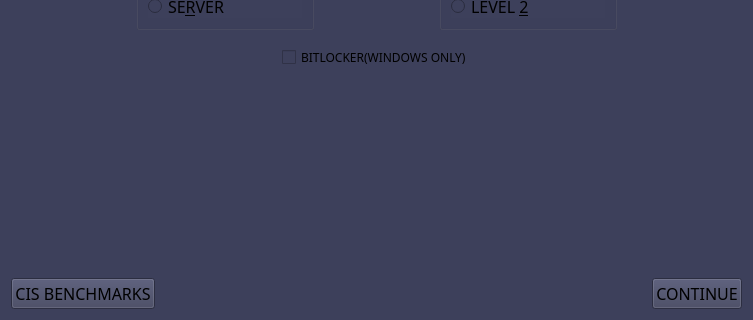
This is new_audit_page.ui in h4636oh/EasyAudit_QT as Qt 5 draws it before an edit; both pictures show x 0 to 753 and y 343 to 663 of the 753 by 663 pixel window. The edited form follows.
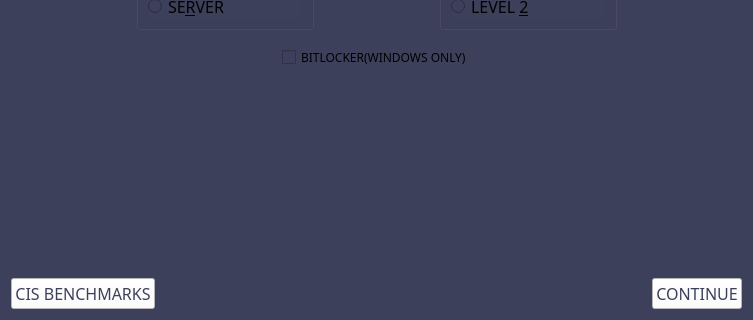
This is the edited form.

```diff
--- a/new_audit_page.ui
+++ b/new_audit_page.ui
@@ -361,7 +361,7 @@
       <widget class="QPushButton" name="cis_benchmark_btn">
        <property name="font">
         <font>
-         <family>DM Mono</family>
+         <family>DM Mono Medium</family>
          <pointsize>12</pointsize>
         </font>
        </property>
@@ -369,7 +369,8 @@
         <string>CIS benchmark pdf in browser</string>
        </property>
        <property name="styleSheet">
-        <string notr="true">background-color: rgb(61, 64, 91);</string>
+        <string notr="true">background-color: rgb(255, 255, 255);
+color: rgb(61, 64, 91);</string>
        </property>
        <property name="text">
         <string>CIS BENCHMARKS</string>
@@ -399,10 +400,14 @@
        </property>
        <property name="font">
         <font>
-         <family>DM Mono</family>
+         <family>DM Mono Medium</family>
          <pointsize>12</pointsize>
         </font>
        </property>
+       <property name="styleSheet">
+        <string>background-color: rgb(255, 255, 255);
+color: rgb(61, 64, 91);</string>
+       </property>
        <property name="text">
         <string>CONTINUE</string>
        </property>
```
